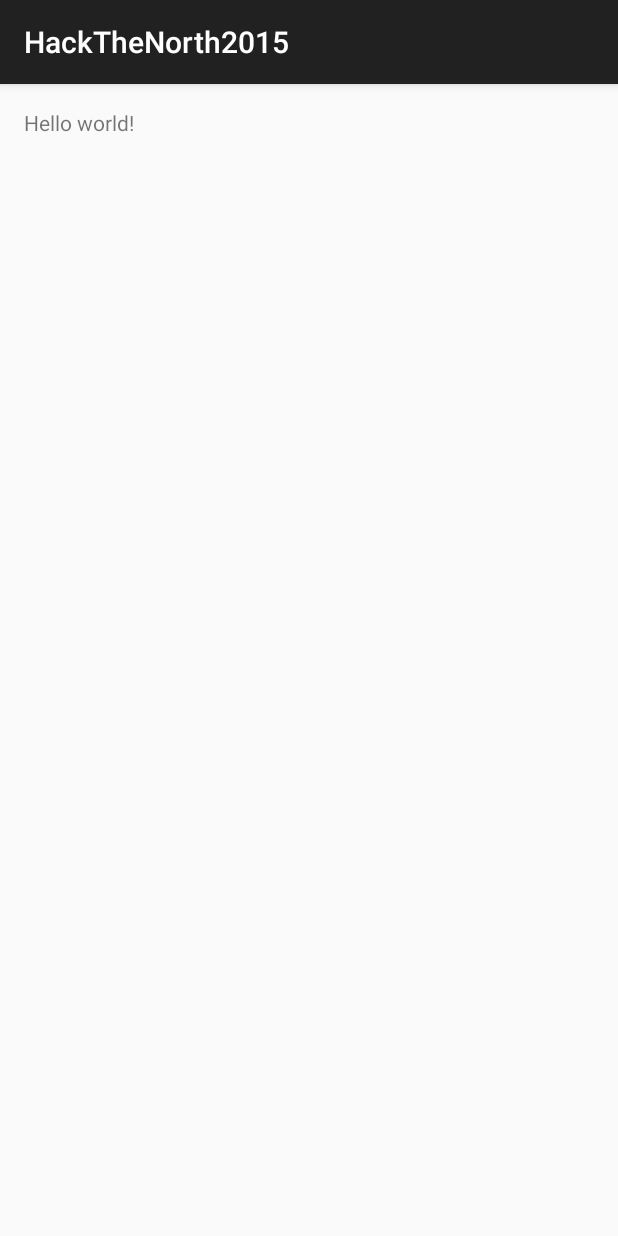
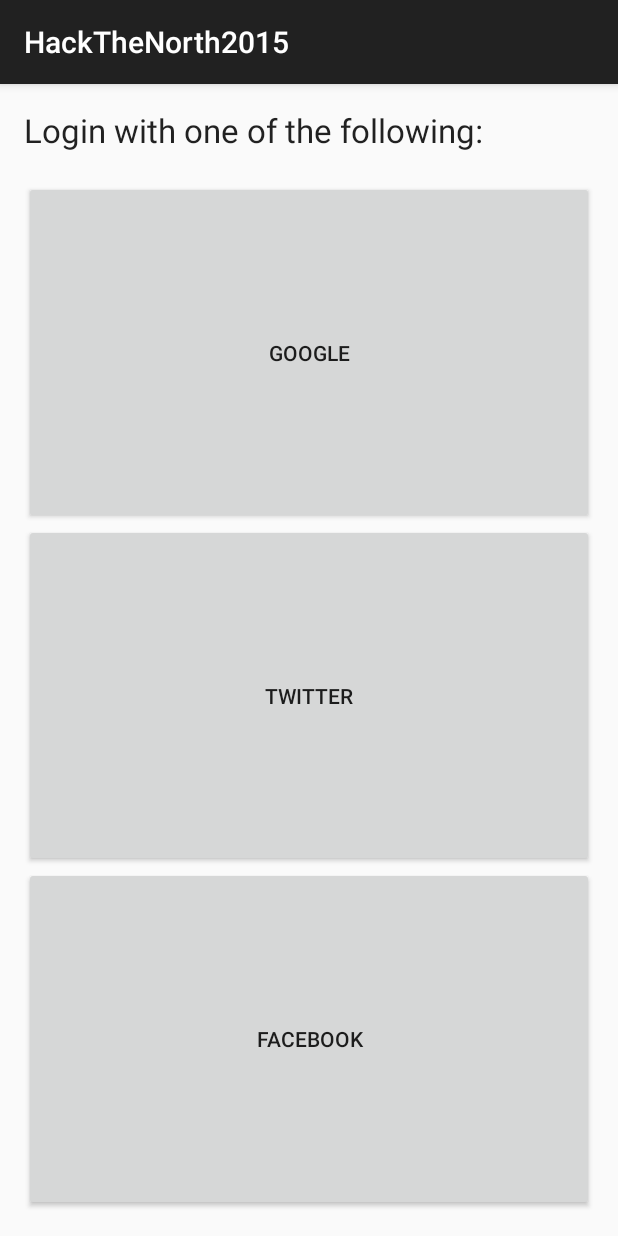
Before and after one commit to Guppster/HackTheNorth2015, an Android app: the screen it shows after launch (MainActivity), on a phone screen of 412 x 824 dp. Run offline under Robolectric (Android 15) with nearby library versions, the phone set to English and light mode, and no system bars.

Commit message:
Added login buttons

```diff
--- a/HackTheNorth2015/app/src/main/java/com/example/singh/hackthenorth2015/MainActivity.java
+++ b/HackTheNorth2015/app/src/main/java/com/example/singh/hackthenorth2015/MainActivity.java
@@ -9,7 +9,8 @@
 public class MainActivity extends ActionBarActivity {
 
     @Override
-    protected void onCreate(Bundle savedInstanceState) {
+    protected void onCreate(Bundle savedInstanceState)
+    {
         super.onCreate(savedInstanceState);
         setContentView(R.layout.activity_main);
     }
--- a/HackTheNorth2015/app/src/main/res/layout/activity_main.xml
+++ b/HackTheNorth2015/app/src/main/res/layout/activity_main.xml
@@ -1,11 +1,43 @@
-<RelativeLayout xmlns:android="http://schemas.android.com/apk/res/android"
-    xmlns:tools="http://schemas.android.com/tools" android:layout_width="match_parent"
-    android:layout_height="match_parent" android:paddingLeft="@dimen/activity_horizontal_margin"
+<LinearLayout
+    xmlns:android="http://schemas.android.com/apk/res/android"
+    xmlns:tools="http://schemas.android.com/tools"
+    android:layout_width="match_parent"
+    android:layout_height="match_parent"
+    android:paddingLeft="@dimen/activity_horizontal_margin"
     android:paddingRight="@dimen/activity_horizontal_margin"
     android:paddingTop="@dimen/activity_vertical_margin"
-    android:paddingBottom="@dimen/activity_vertical_margin" tools:context=".MainActivity">
+    android:paddingBottom="@dimen/activity_vertical_margin"
+    tools:context=".MainActivity"
+    android:orientation="vertical">
 
-    <TextView android:text="@string/hello_world" android:layout_width="wrap_content"
-        android:layout_height="wrap_content" />
+    <TextView
+        android:layout_width="fill_parent"
+        android:layout_height="wrap_content"
+        android:textAppearance="?android:attr/textAppearanceLarge"
+        android:text="Login with one of the following:"
+        android:id="@+id/txtLogin"
+        android:layout_weight="0.11" />
 
-</RelativeLayout>
+    <Button
+        android:layout_width="match_parent"
+        android:layout_height="wrap_content"
+        android:text="Google"
+        android:id="@+id/GButton"
+        android:layout_weight="1" />
+
+    <Button
+        android:layout_width="match_parent"
+        android:layout_height="wrap_content"
+        android:text="Twitter"
+        android:id="@+id/TButton"
+        android:layout_weight="1"
+        android:layout_gravity="center_horizontal" />
+
+    <Button
+        android:layout_width="fill_parent"
+        android:layout_height="wrap_content"
+        android:text="Facebook"
+        android:id="@+id/FButton"
+        android:layout_weight="1" />
+
+</LinearLayout>
```
